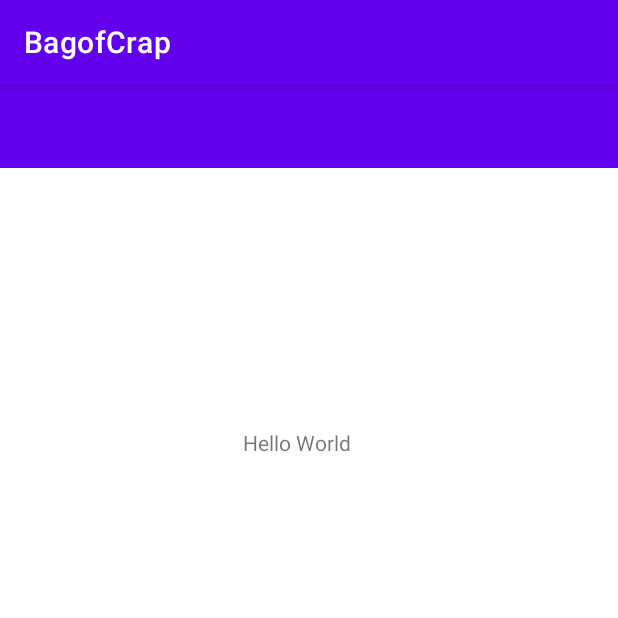
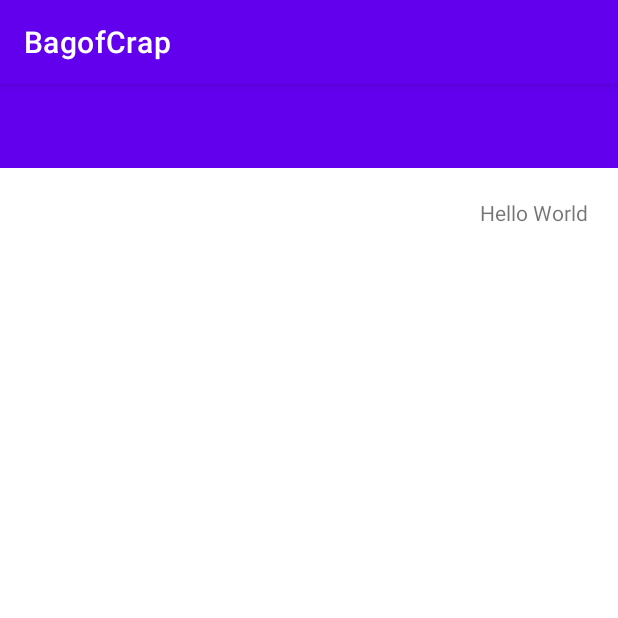
Before and after one commit to 2020killjoy/appstok, an Android app: the Search screen opened directly, with no data from a screen before it, on a phone screen of 412 x 824 dp, the top half of it. Run offline under Robolectric (Android 15) with nearby library versions, the phone set to English and light mode, and no system bars.

Commit message:
no changes

```diff
--- a/app/src/main/res/layout/activity_search.xml
+++ b/app/src/main/res/layout/activity_search.xml
@@ -18,10 +18,7 @@
         android:layout_below="@id/toolbar"
         android:layout_alignParentEnd="true"
         android:layout_alignParentBottom="true"
-        android:layout_marginStart="50dp"
-        android:layout_marginTop="173dp"
-        android:layout_marginEnd="178dp"
-        android:layout_marginBottom="483dp"
+        android:layout_margin="20dp"
         android:text="@string/hello_world" />
 
 
```
